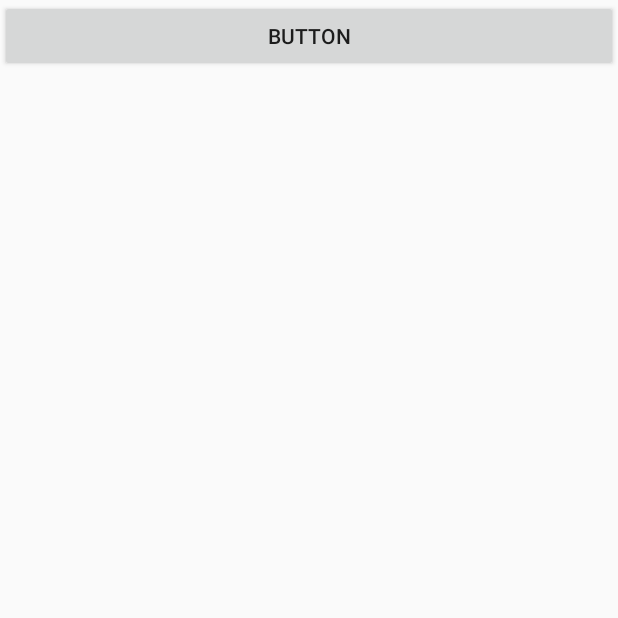
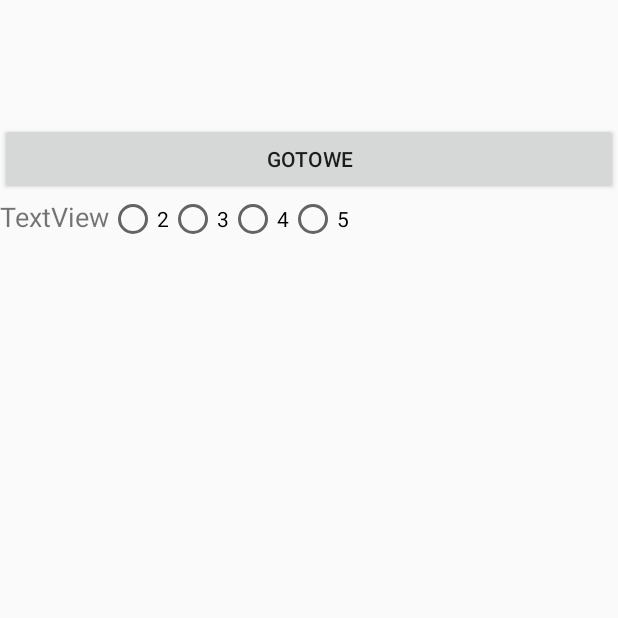
Before and after one commit to patrykglegola/test, an Android app: the SetGradesActivity screen opened directly, with no data from a screen before it, on a phone screen of 412 x 824 dp, the top half of it. Run offline under Robolectric (Android 15) with nearby library versions, the phone set to English and light mode, and no system bars.

Commit message:
Wstępna konfiguracja widoku okna SetGradesActivity

```diff
--- a/app/src/main/res/layout/activity_set_grades.xml
+++ b/app/src/main/res/layout/activity_set_grades.xml
@@ -7,17 +7,61 @@
 
 
     <Button
-        android:id="@+id/button"
+        android:id="@+id/countAverageGradeButton"
         android:layout_width="match_parent"
         android:layout_height="wrap_content"
-        android:text="Button"
-        android:layout_alignParentStart="true" />
+        android:layout_alignParentStart="true"
+        android:layout_alignParentTop="true"
+        android:layout_marginTop="82dp"
+        android:text="Gotowe" />
 
     <ListView
         android:id="@+id/gradesList"
         android:layout_width="match_parent"
         android:layout_height="wrap_content"
-        android:layout_above="@+id/button"
+        android:layout_above="@+id/countAverageGradeButton"
         android:layout_alignParentTop="true"
         android:layout_centerHorizontal="true" />
+
+    <LinearLayout
+        android:id="@+id/gradeForm"
+        android:layout_width="match_parent"
+        android:layout_height="wrap_content"
+        android:orientation="horizontal"
+        android:layout_below="@+id/countAverageGradeButton"
+        android:layout_centerHorizontal="true">
+
+        <TextView
+            android:id="@+id/gradeLabel"
+            android:layout_width="wrap_content"
+            android:layout_height="wrap_content"
+            android:text="TextView"
+            android:textSize="18sp" />
+
+        <RadioButton
+            android:id="@+id/grade2RB"
+            android:layout_width="wrap_content"
+            android:layout_height="wrap_content"
+            android:text="2" />
+
+        <RadioButton
+            android:id="@+id/grade3RB"
+            android:layout_width="wrap_content"
+            android:layout_height="wrap_content"
+            android:text="3" />
+
+        <RadioButton
+            android:id="@+id/grade4RB"
+            android:layout_width="wrap_content"
+            android:layout_height="wrap_content"
+            android:text="4" />
+
+        <RadioButton
+            android:id="@+id/grade5RB"
+            android:layout_width="wrap_content"
+            android:layout_height="wrap_content"
+            android:text="5" />
+
+    </LinearLayout>
+
 </RelativeLayout>
```
